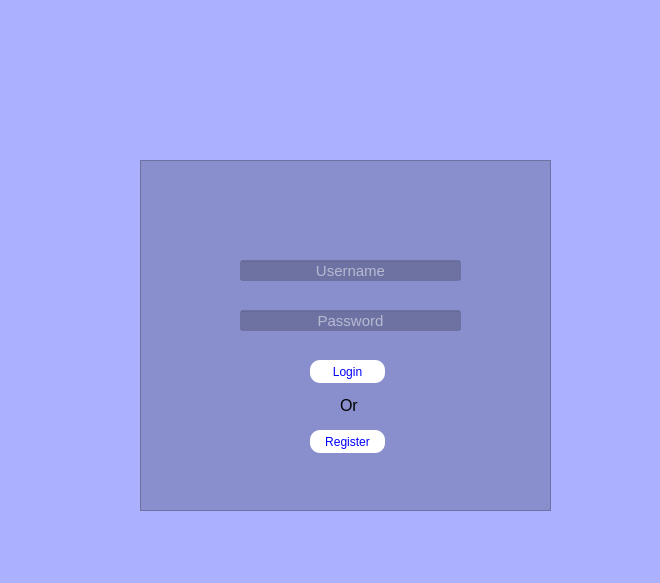
Alisson-Rodrigo/poo-II, file telas/tela_login.ui: the form before one commit.
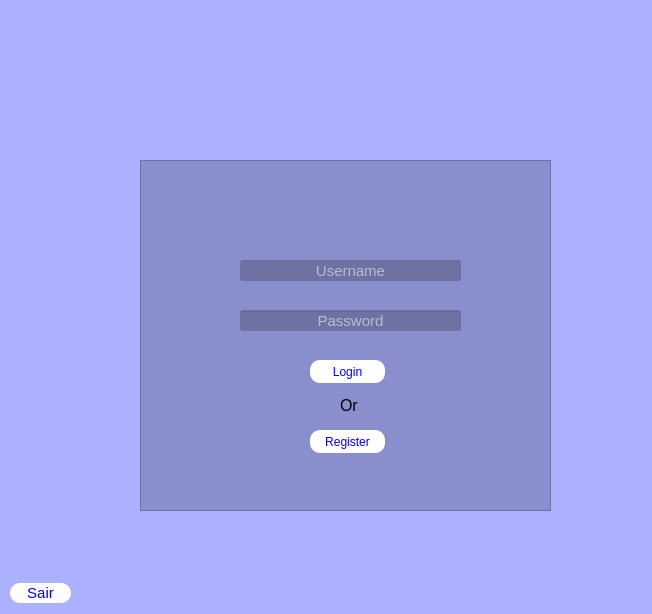
The form after the commit. Icons and pictures are not drawn.

```diff
--- a/telas/tela_login.ui
+++ b/telas/tela_login.ui
@@ -6,8 +6,8 @@
    <rect>
     <x>0</x>
     <y>0</y>
-    <width>660</width>
-    <height>583</height>
+    <width>652</width>
+    <height>614</height>
    </rect>
   </property>
   <property name="windowTitle">
@@ -189,6 +189,39 @@
     <bool>true</bool>
    </property>
   </widget>
+  <widget class="QPushButton" name="pushButton">
+   <property name="geometry">
+    <rect>
+     <x>10</x>
+     <y>583</y>
+     <width>61</width>
+     <height>20</height>
+    </rect>
+   </property>
+   <property name="font">
+    <font>
+     <pointsize>11</pointsize>
+    </font>
+   </property>
+   <property name="cursor">
+    <cursorShape>PointingHandCursor</cursorShape>
+   </property>
+   <property name="styleSheet">
+    <string notr="true">QPushButton {
+	background-color: white;
+	color: blue;
+	border-radius :10px
+}
+
+
+QPushButton:hover {
+	background-color: lightgray;
+}</string>
+   </property>
+   <property name="text">
+    <string>Sair</string>
+   </property>
+  </widget>
   <zorder>label</zorder>
   <zorder>frame</zorder>
  </widget>
```
Left out of the diff: 3 changed lines with no effect on the pictures.
